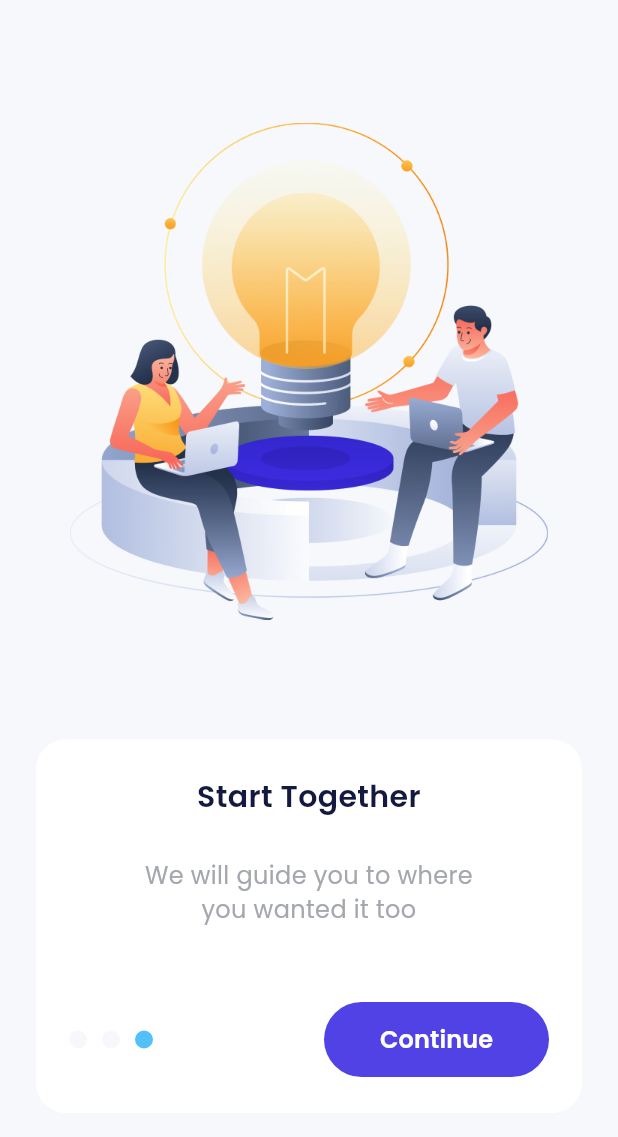
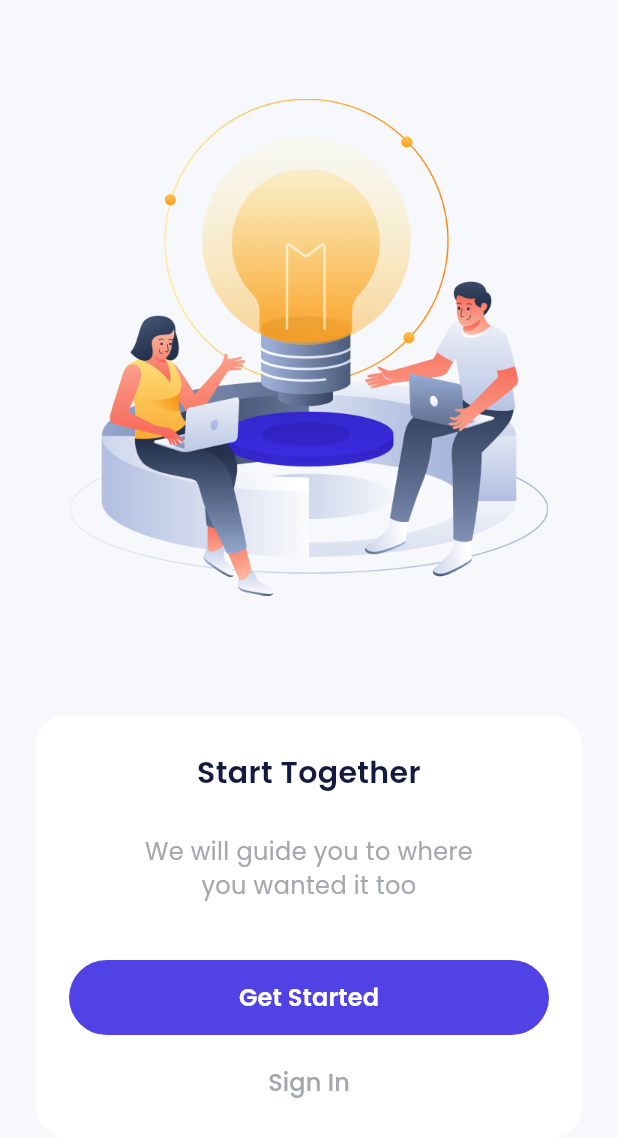
Before and after one commit to feyto81/bank_sha, a Flutter app: the screen it shows after launch, swiped to page 3, on a phone screen of 412 x 824 dp. Shown: the top 1137 px of the screen. Run offline on Flutter 3.47's test engine with Material 3 defaults, Android fonts, the light colour scheme and no system bars; drawn by our look-alikes of carousel_slider; our stand-ins replace google_fonts.

Commit message:
feat(add button sign ini in onboarding 3

```diff
--- a/lib/ui/pages/onboarding_page.dart
+++ b/lib/ui/pages/onboarding_page.dart
@@ -96,10 +96,56 @@
                     ),
                     textAlign: TextAlign.center,
                   ),
+                  SizedBox(
+                    height: currentIndex == 2 ? 38 : 50,
+                  ),
+                  currentIndex == 2
+                      ? Column(
+                          children: [
+                            SizedBox(
+                              width: double.infinity,
+                              height: 50,
+                              child: TextButton(
+                                onPressed: () {
+                                  carouselController.nextPage();
+                                },
+                                style: TextButton.styleFrom(
+                                  backgroundColor: purpleColor,
+                                  shape: RoundedRectangleBorder(
+                                    borderRadius: BorderRadius.circular(56),
+                                  ),
+                                ),
+                                child: Text(
+                                  'Get Started',
+                                  style: whiteTextStyle.copyWith(
+                                    fontSize: 16,
+                                    fontWeight: semiBold,
+                                  ),
+                                ),
+                              ),
+                            ),
                             const SizedBox(
-                    height: 50,
+                              height: 20,
                             ),
-                  Row(
+                            SizedBox(
+                              width: double.infinity,
+                              height: 24,
+                              child: TextButton(
+                                onPressed: () {},
+                                style: TextButton.styleFrom(
+                                  padding: EdgeInsets.zero,
+                                ),
+                                child: Text(
+                                  'Sign In',
+                                  style: greyTextStyle.copyWith(
+                                    fontSize: 16,
+                                  ),
+                                ),
+                              ),
+                            ),
+                          ],
+                        )
+                      : Row(
                           children: [
                             Container(
                               width: 12,
@@ -141,7 +187,7 @@
                               ),
                             ),
                             const Spacer(),
-                      Container(
+                            SizedBox(
                               width: 150,
                               height: 50,
                               child: TextButton(
```
Lines whose indentation alone changed are shown as unchanged.
